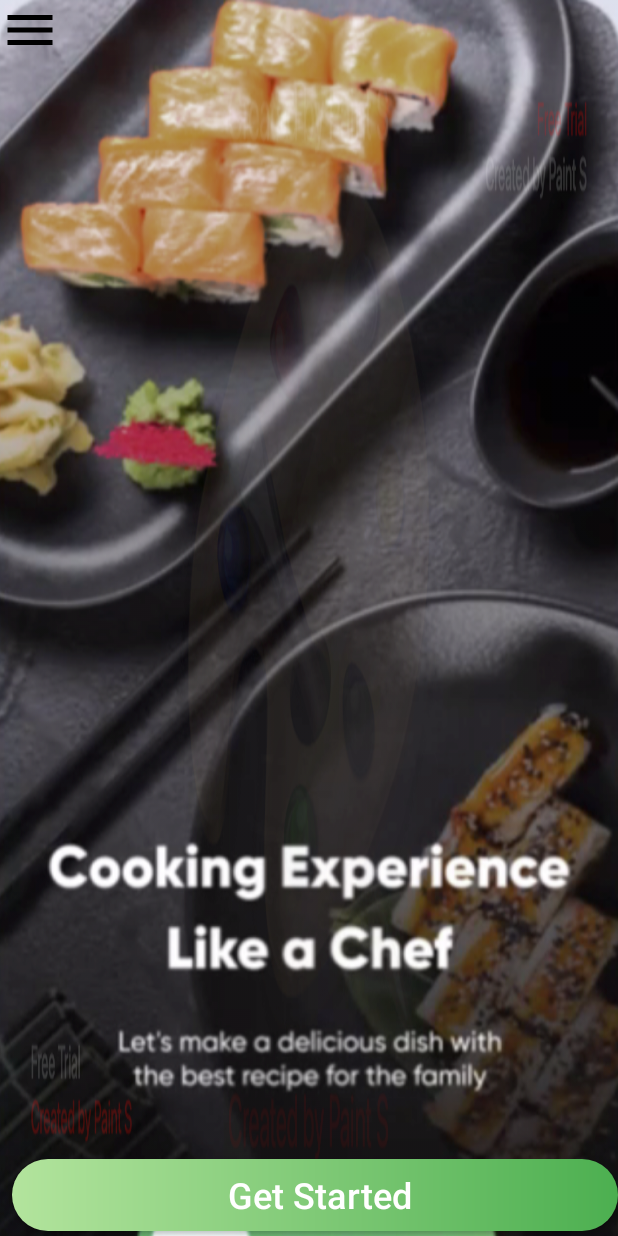
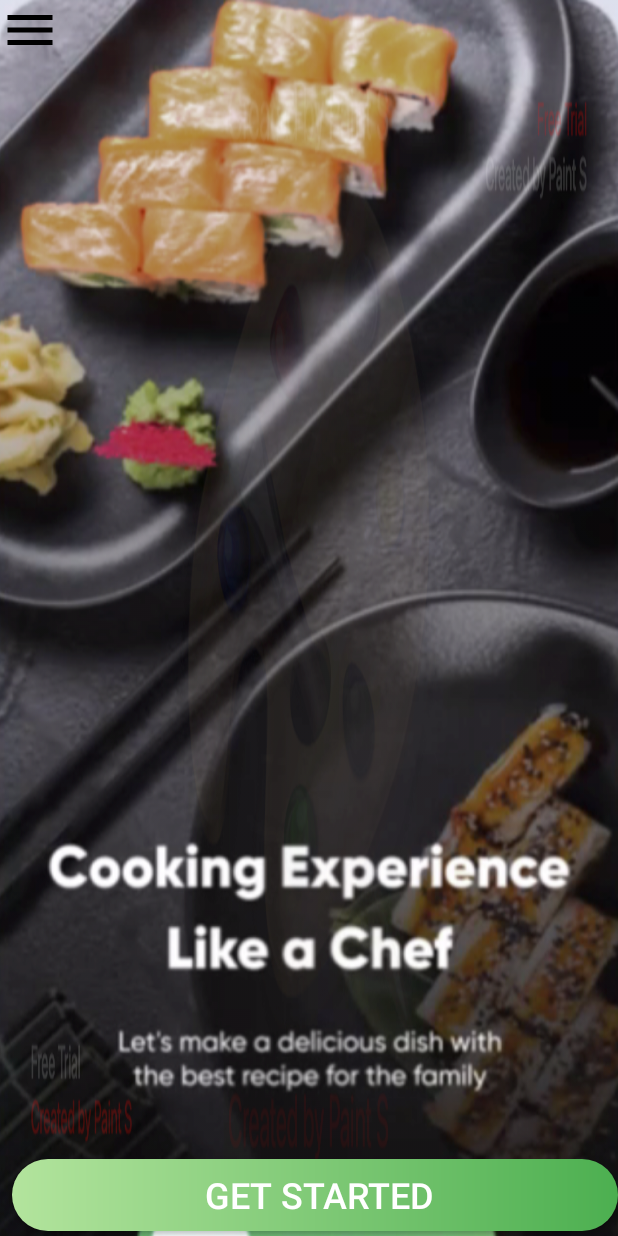
Before and after one commit to hhumeidan/RecipeApp, an Android app: the screen it shows after launch (MainActivity), on a phone screen of 412 x 824 dp. Run offline under Robolectric (Android 15) with nearby library versions, the phone set to English and light mode, and no system bars.

Commit message:
under the app compatbutton i did capitalize the text size

```diff
--- a/app/src/main/res/layout/activity_main.xml
+++ b/app/src/main/res/layout/activity_main.xml
@@ -32,7 +32,7 @@
             android:background="@drawable/custom_button"
             android:text=" Get Started"
             android:textColor="@color/white"
-            android:textAllCaps="false"
+            android:textAllCaps="true"
             android:textSize="24sp"
             app:layout_constraintBottom_toBottomOf="parent"
             app:layout_constraintStart_toStartOf="parent"></androidx.appcompat.widget.AppCompatButton>
```
Also changed, not shown: 1 other file.
